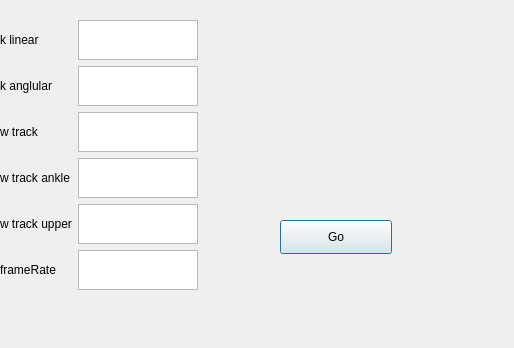
Above: HuboCma/hubobalancemanage.ui from hpgit/hubocma before the change. Below: the same form after it.
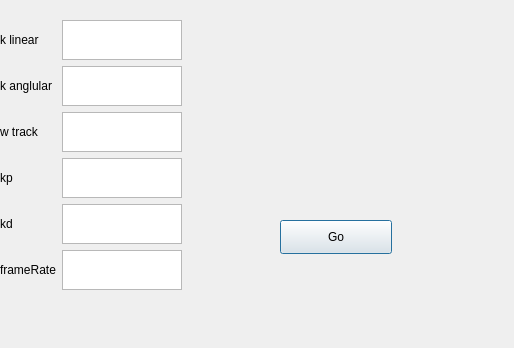
That is the form after the change.

Patch:
```diff
--- a/HuboCma/hubobalancemanage.ui
+++ b/HuboCma/hubobalancemanage.ui
@@ -107,7 +107,7 @@
        </size>
       </property>
       <property name="text">
-       <string>w track upper</string>
+       <string>kd</string>
       </property>
      </widget>
     </item>
@@ -140,7 +140,7 @@
        </size>
       </property>
       <property name="text">
-       <string>w track ankle</string>
+       <string>kp</string>
       </property>
      </widget>
     </item>
```
